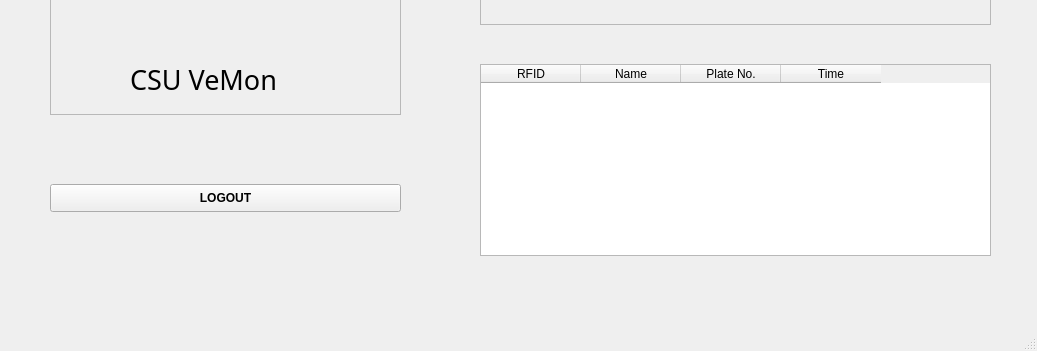
This is ui/Main.ui in AlienWolfX/CSU-RFID-PYQT6 as Qt 5 draws it before an edit; both pictures show x 0 to 1037 and y 465 to 816 of the 1037 by 816 pixel window. The edited form follows.
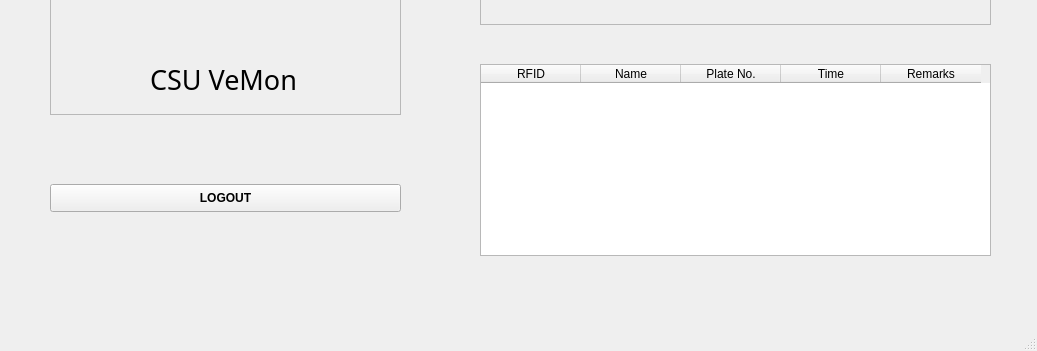
This is the edited form. Icons and pictures are not drawn.

What changed in the file:
```diff
--- a/ui/Main.ui
+++ b/ui/Main.ui
@@ -71,6 +71,11 @@
       <string>Time</string>
      </property>
     </column>
+    <column>
+     <property name="text">
+      <string>Remarks</string>
+     </property>
+    </column>
    </widget>
    <widget class="QFrame" name="frameInfo">
     <property name="enabled">
@@ -259,7 +264,7 @@
     <widget class="QLabel" name="csuLabel">
      <property name="geometry">
       <rect>
-       <x>80</x>
+       <x>100</x>
        <y>220</y>
        <width>191</width>
        <height>31</height>
```
